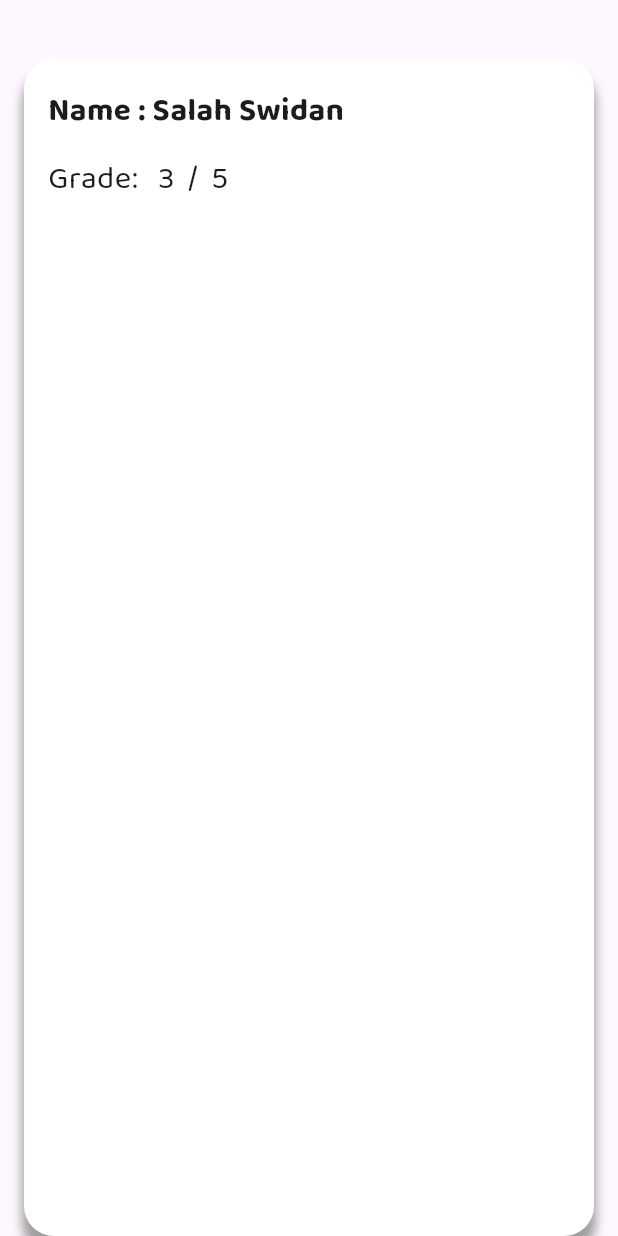
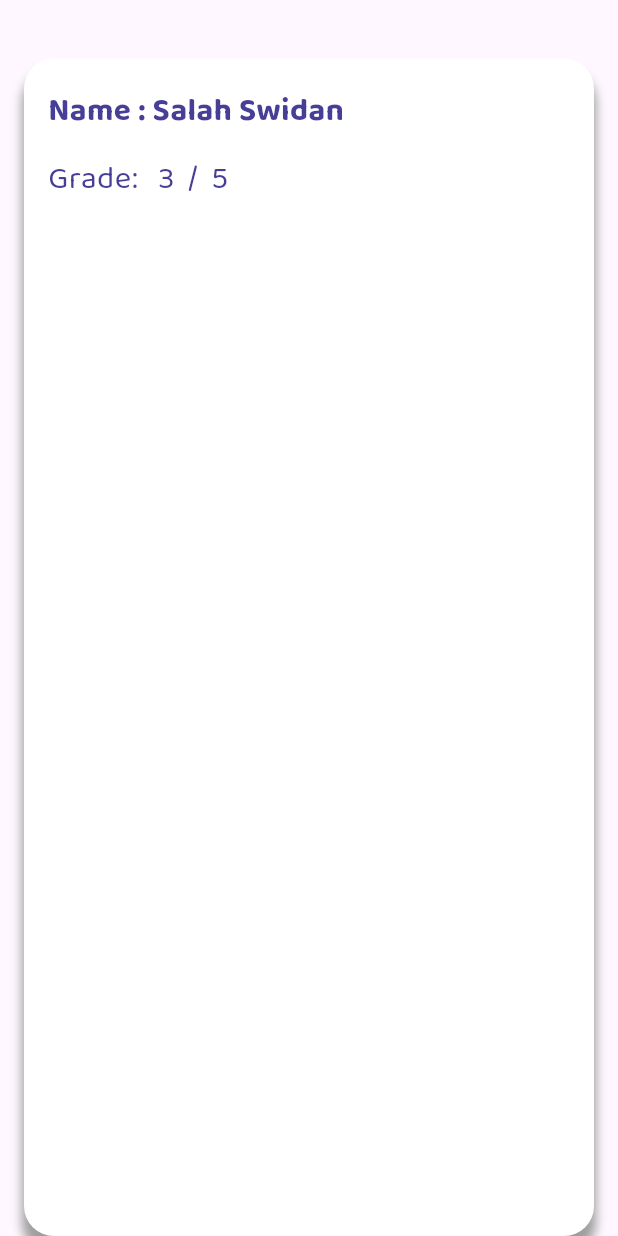
Before and after one commit to salahswidan/quiz_app, a Flutter app: the CustomInfoStudent widget shown alone on an empty page, opened directly, on a phone screen of 412 x 824 dp. Run offline on Flutter 3.47's test engine with Material 3 defaults, Android fonts, the phone set to English and light mode, and no system bars; our stand-ins replace dots_indicator, flutter_svg, google_fonts, percent_indicator; missing offline and left inert: dart:ffi, multiple_stream_builder; project files that could hold a hidden picture were left out.

Commit message:
get answer controller

```diff
--- /dev/null
+++ b/lib/controller/answer/answer_screen_controller.dart
@@ -0,0 +1,6 @@
+class AnswerScreenController {
+  late Map _studentAnswers;
+  void getStudentAnswers( Map studentAnswers) {
+    _studentAnswers = studentAnswers;
+  }
+}
--- a/lib/view/answers/screens/answers_screen.dart
+++ b/lib/view/answers/screens/answers_screen.dart
@@ -2,21 +2,37 @@ import 'package:flutter/material.dart';
 import 'package:google_fonts/google_fonts.dart';
 import 'package:quiz_app_new/core/resources/color_manager.dart';
 
+import '../../../controller/answer/answer_screen_controller.dart';
 import '../../../core/const_values.dart';
 import '../widgets/custom_info_student.dart';
 import '../widgets/custom_question_number_answer_screen.dart';
 import '../widgets/custom_status_answer_question.dart';
 
-class AnswersScreen extends StatelessWidget {
+class AnswersScreen extends StatefulWidget {
   const AnswersScreen({super.key});
 
   @override
+  State<AnswersScreen> createState() => _AnswersScreenState();
+}
+
+class _AnswersScreenState extends State<AnswersScreen> {
+  late AnswerScreenController controller;
+
+  @override
+  void initState() {
+    // TODO: implement initState
+    super.initState();
+    controller = AnswerScreenController();
+  }
+  @override
   Widget build(BuildContext context) {
-    //  var m = ModalRoute.of(context)!.settings.arguments ;
-    //   print(m);
+     Map studentAnswers = ModalRoute.of(context)!.settings.arguments as Map;
+     controller.getStudentAnswers(studentAnswers);
+
     return Scaffold(
       backgroundColor: ColorManager.kPrimaryColor,
-      body: Column(
+      body: SingleChildScrollView(
+        child: Column(
           children: [
             SizedBox(
               height: 20,
@@ -28,7 +44,10 @@ class AnswersScreen extends StatelessWidget {
             SizedBox(
               height: 20,
             ),
-          Padding(
+            ListView.separated(
+              shrinkWrap: true,
+              physics: NeverScrollableScrollPhysics(),
+              itemBuilder: (context, index) => Padding(
                 padding: const EdgeInsets.symmetric(horizontal: 16.0),
                 child: Row(
                   crossAxisAlignment: CrossAxisAlignment.start,
@@ -40,7 +59,16 @@ class AnswersScreen extends StatelessWidget {
                   ],
                 ),
               ),
+              separatorBuilder: (context, index) => SizedBox(
+                height: 20,
+              ),
+              itemCount: 6,
+            ),
+            SizedBox(
+              height: 20,
+            ),
           ],
+        ),
       ),
     );
   }
--- a/lib/view/answers/widgets/custom_info_student.dart
+++ b/lib/view/answers/widgets/custom_info_student.dart
@@ -1,11 +1,12 @@
-
-
 import 'package:flutter/material.dart';
 import 'package:google_fonts/google_fonts.dart';
+import 'package:quiz_app_new/core/resources/color_manager.dart';
 
 class CustomInfoStudent extends StatelessWidget {
   const CustomInfoStudent({
-    super.key, required this.name, required this.grade,
+    super.key,
+    required this.name,
+    required this.grade,
   });
   final String name;
   final String grade;
@@ -23,7 +24,9 @@ class CustomInfoStudent extends StatelessWidget {
               Text(
                 "Name : $name",
                 style: GoogleFonts.baloo2(
-                    fontWeight: FontWeight.bold, fontSize: 21),
+                    fontWeight: FontWeight.bold,
+                    fontSize: 21,
+                    color: ColorManager.kPrimaryColor),
               ),
               SizedBox(
                 height: 15,
@@ -31,7 +34,9 @@ class CustomInfoStudent extends StatelessWidget {
               Text(
                 grade,
                 style: GoogleFonts.baloo2(
-                    fontWeight: FontWeight.w400, fontSize: 21),
+                    fontWeight: FontWeight.w400,
+                    fontSize: 21,
+                    color: ColorManager.kPrimaryColor),
               ),
             ],
           )),
```
Lines whose indentation alone changed are shown as unchanged.
